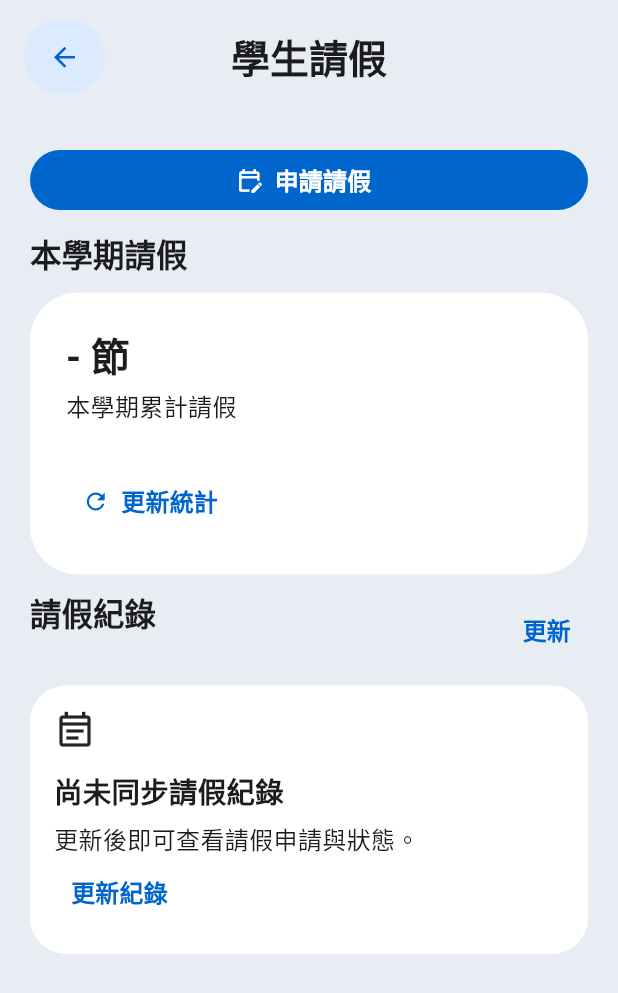
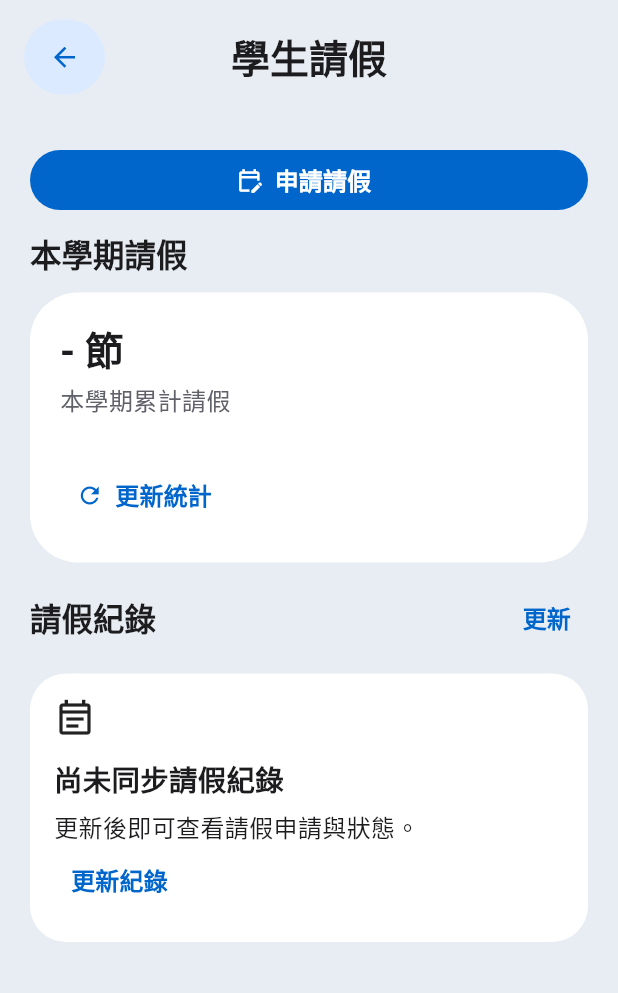
Before and after one commit to windlessme/niu-app-android, a Flutter app: the LeaveScreen screen opened directly, on a phone screen of 412 x 824 dp. Shown: the top 993 px of the screen. Run offline on Flutter 3.47's test engine with Material 3 defaults, Android fonts, the phone set to English and light mode, and no system bars; our stand-ins replace dio, flutter_riverpod, flutter_secure_storage, go_router, share_plus, shared_preferences; missing offline and left inert: file_selector, flutter_inappwebview, mobile_scanner, screen_brightness; accounts and stored records are empty.

Commit message:
Polish leave metadata alignment and edge-to-edge scroll clearance

```diff
--- a/mobile/lib/features/leave/leave_screen.dart
+++ b/mobile/lib/features/leave/leave_screen.dart
@@ -199,6 +199,15 @@ class _LeaveScreenState extends State<LeaveScreen> {
 
   @override
   Widget build(BuildContext context) {
+    final media = MediaQuery.of(context);
+    final bottomInset = [
+      media.padding.bottom,
+      media.viewPadding.bottom,
+      media.systemGestureInsets.bottom,
+    ].reduce((a, b) => a > b ? a : b);
+    final metadataStyle = Theme.of(
+      context,
+    ).textTheme.bodySmall?.copyWith(color: NiuColors.of(context).tertiary);
     final stats = snapshots['statistics'];
     final list = snapshots['list'];
     final periods =
@@ -218,15 +227,16 @@ class _LeaveScreenState extends State<LeaveScreen> {
       appBar: const IosPageHeader(title: '學生請假'),
       body: SafeArea(
         top: false,
+        bottom: false,
         maintainBottomViewPadding: true,
         child: loading
             ? const AppLoadingState()
             : ListView(
-                padding: const EdgeInsets.fromLTRB(
+                padding: EdgeInsets.fromLTRB(
                   NiuSpacing.xl,
                   NiuSpacing.xl,
                   NiuSpacing.xl,
-                  NiuSpacing.xxl,
+                  NiuSpacing.xxl + bottomInset,
                 ),
                 children: [
                   FilledButton.icon(
@@ -237,6 +247,7 @@ class _LeaveScreenState extends State<LeaveScreen> {
                   if (error != null) Text(error!),
                   const SectionHeader(title: '本學期請假'),
                   HeroCard(
+                    padding: const EdgeInsets.all(NiuSpacing.xl),
                     child: Column(
                       crossAxisAlignment: CrossAxisAlignment.start,
                       children: [
@@ -247,11 +258,15 @@ class _LeaveScreenState extends State<LeaveScreen> {
                         const SizedBox(height: NiuSpacing.xs),
                         Text(
                           '本學期累計請假',
-                          style: Theme.of(context).textTheme.bodyMedium,
+                          style: Theme.of(context).textTheme.bodyMedium
+                              ?.copyWith(
+                                color: NiuColors.of(context).secondary,
+                              ),
                         ),
                         const SizedBox(height: NiuSpacing.sm),
                         if (stats is Map)
                           RelativeUpdateText(
+                            style: metadataStyle,
                             updatedAt: DateTime.tryParse(
                               '${stats['updatedAt']}',
                             ),
@@ -271,6 +286,7 @@ class _LeaveScreenState extends State<LeaveScreen> {
                   ),
                   SectionHeader(
                     title: '請假紀錄',
+                    crossAxisAlignment: CrossAxisAlignment.center,
                     trailing: TextButton(
                       onPressed: busy ? null : () => open(keyName: 'list'),
                       child: const Text('更新'),
@@ -278,13 +294,12 @@ class _LeaveScreenState extends State<LeaveScreen> {
                   ),
                   if (list is Map) ...[
                     RelativeUpdateText(
+                      style: metadataStyle,
                       updatedAt: DateTime.tryParse('${list['updatedAt']}'),
                     ),
                     Text(
                       '第 ${list['data']['page']}／${list['data']['pages']} 頁',
-                      style: Theme.of(context).textTheme.bodySmall?.copyWith(
-                        color: NiuColors.of(context).secondary,
-                      ),
+                      style: metadataStyle,
                     ),
                     Wrap(
                       children: [
--- a/mobile/lib/shared/app_cards.dart
+++ b/mobile/lib/shared/app_cards.dart
@@ -43,15 +43,17 @@ class SectionHeader extends StatelessWidget {
     required this.title,
     this.subtitle,
     this.trailing,
+    this.crossAxisAlignment = CrossAxisAlignment.start,
   });
   final String title;
   final String? subtitle;
   final Widget? trailing;
+  final CrossAxisAlignment crossAxisAlignment;
   @override
   Widget build(BuildContext context) => Padding(
     padding: const EdgeInsets.symmetric(vertical: NiuSpacing.compact),
     child: Row(
-      crossAxisAlignment: CrossAxisAlignment.start,
+      crossAxisAlignment: crossAxisAlignment,
       children: [
         Expanded(
           child: Column(
--- a/mobile/lib/shared/relative_update_text.dart
+++ b/mobile/lib/shared/relative_update_text.dart
@@ -21,12 +21,18 @@ String formatRelativeUpdate(DateTime? updatedAt, {DateTime? now}) {
 }
 
 class RelativeUpdateText extends StatelessWidget {
-  const RelativeUpdateText({super.key, required this.updatedAt, this.now});
+  const RelativeUpdateText({
+    super.key,
+    required this.updatedAt,
+    this.now,
+    this.style,
+  });
+  final TextStyle? style;
   final DateTime? updatedAt;
   final DateTime? now;
   @override
   Widget build(BuildContext context) => Text(
     formatRelativeUpdate(updatedAt, now: now),
-    style: Theme.of(context).textTheme.bodySmall,
+    style: style ?? Theme.of(context).textTheme.bodySmall,
   );
 }
--- a/mobile/pubspec.yaml
+++ b/mobile/pubspec.yaml
@@ -1,7 +1,7 @@
 name: niu_mobile
 description: NIU-Life Android campus companion.
 publish_to: none
-version: 0.6.3+27
+version: 0.6.4+28
 
 environment:
   sdk: '>=3.10.0 <4.0.0'
```
Also changed, not shown: 1 other file.
